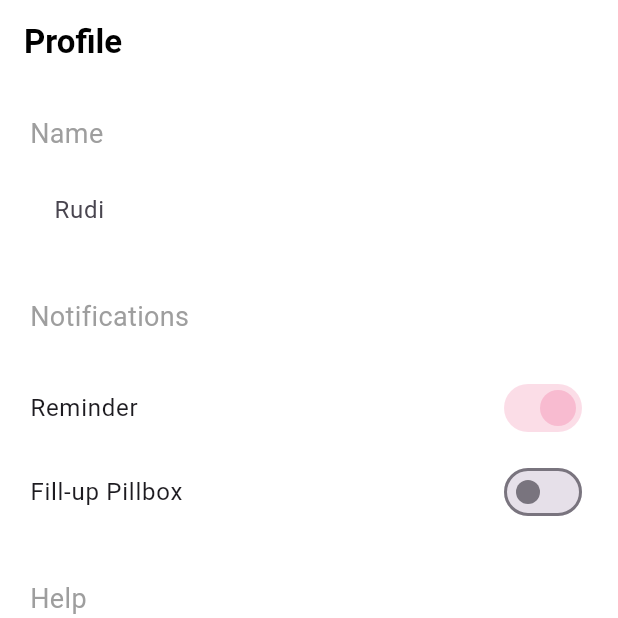
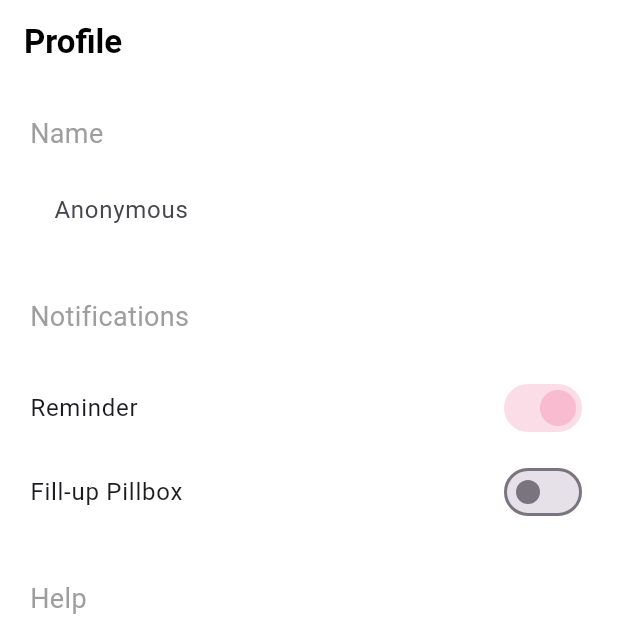
Before and after one commit to rudi-q/pinkrain_health_journal, a Flutter app: the ProfileScreen screen opened by its route, on a phone screen of 412 x 824 dp, the top half of it. Run offline on Flutter 3.47's test engine with Material 3 defaults, Android fonts, the light colour scheme and no system bars; our stand-ins replace fl_chart, flutter_local_notifications, flutter_riverpod, flutter_svg, go_router, hive_flutter and 6 more; missing offline and left inert: pretty_animated_text, tflite_flutter; accounts and stored records are empty; project files that could hold a hidden picture were left out.

Commit message:
'Anonymous' name added to profile screen

```diff
--- a/lib/features/profile/presentation/profile.dart
+++ b/lib/features/profile/presentation/profile.dart
@@ -36,7 +36,7 @@ class ProfileScreenState extends State<ProfileScreen> {
               SizedBox(height: 10),
               TextField(
                 decoration: InputDecoration(
-                  hintText: 'Rudi',
+                  hintText: 'Anonymous',
                   filled: true,
                   fillColor: Colors.white.withValues(alpha: 0.9),
                   border: OutlineInputBorder(
```
